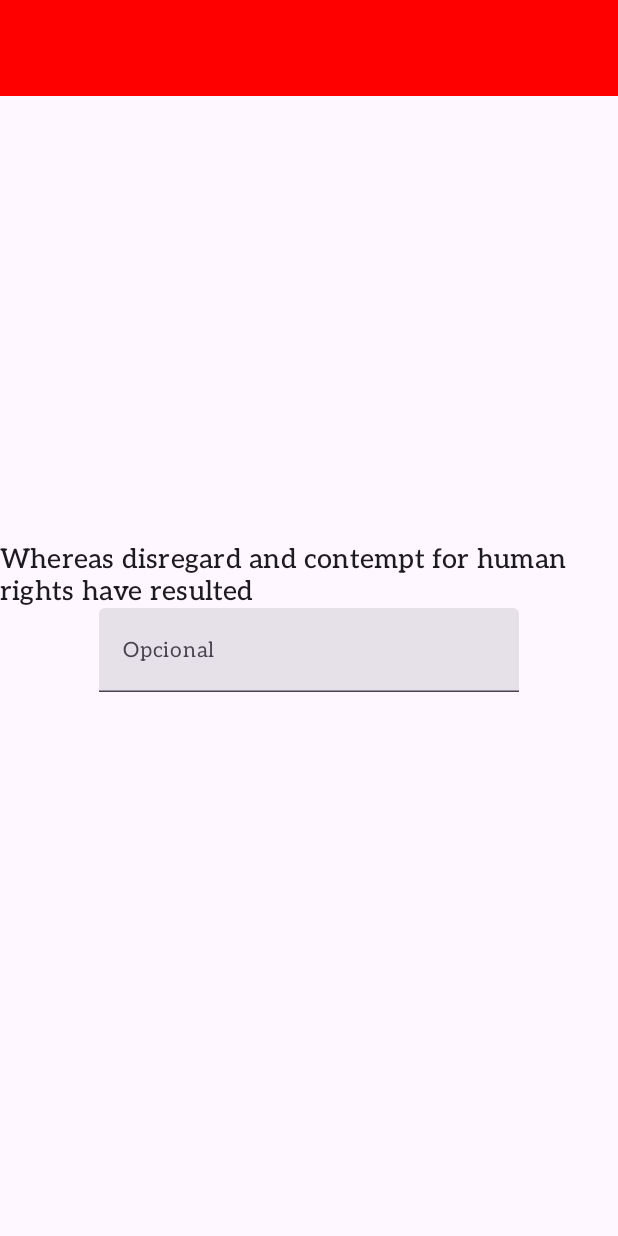
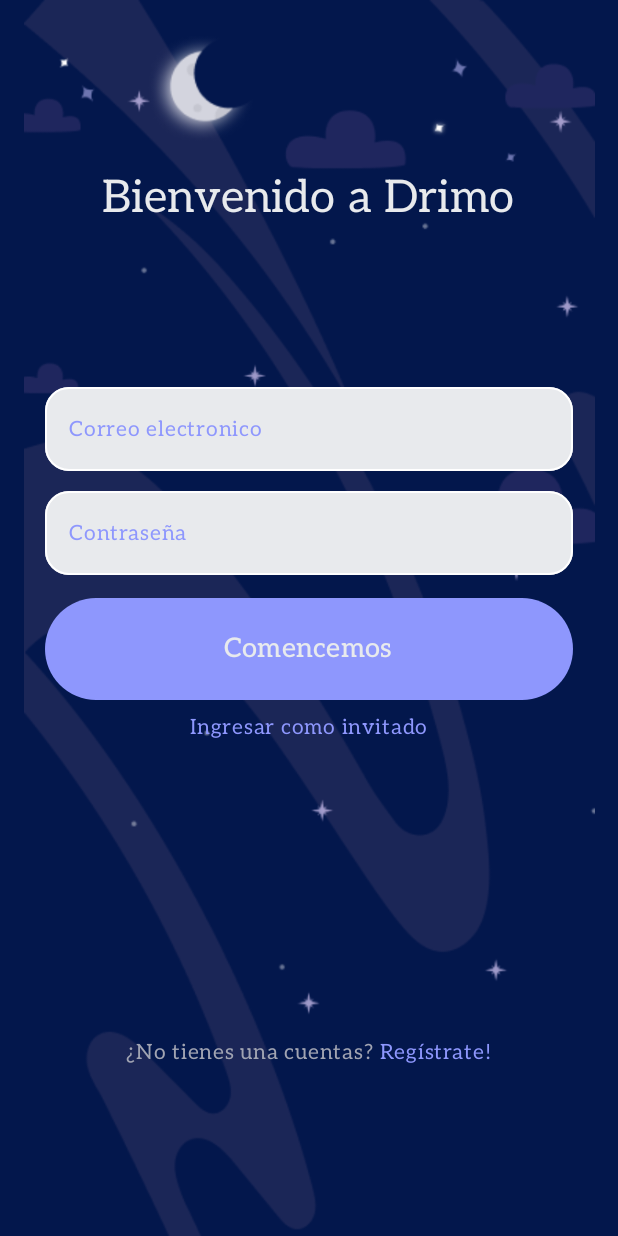
Before and after one commit to JulianRivers/drimo-app, an Android app built with Jetpack Compose: the screen it shows after launch (MainActivity), on a phone screen of 412 x 824 dp. Run offline under Robolectric (Android 15) with nearby library versions, the phone set to English and light mode, and no system bars.

Commit message:
feat:  login layout       - creation of base files for views       - theme implementation

```diff
--- a/app/src/main/java/com/drimo_app/MainActivity.kt
+++ b/app/src/main/java/com/drimo_app/MainActivity.kt
@@ -4,27 +4,19 @@ import android.os.Bundle
 import androidx.activity.ComponentActivity
 import androidx.activity.compose.setContent
 import androidx.activity.enableEdgeToEdge
-import androidx.compose.foundation.layout.fillMaxSize
-import androidx.compose.foundation.layout.padding
-import androidx.compose.material3.MaterialTheme
-import androidx.compose.material3.Scaffold
 import androidx.compose.material3.Text
 import androidx.compose.runtime.Composable
 import androidx.compose.ui.Modifier
 import androidx.compose.ui.tooling.preview.Preview
 import com.drimo_app.navigation.NavManager
-import com.drimo_app.ui.theme.AppTypography
-import com.drimo_app.ui.theme.Drimo_appTheme
-import com.drimo_app.views.HomeView
+import com.drimo_app.ui.theme.DrimoAppTheme
 
 class MainActivity : ComponentActivity() {
     override fun onCreate(savedInstanceState: Bundle?) {
         super.onCreate(savedInstanceState)
         enableEdgeToEdge()
         setContent {
-            MaterialTheme(
-                typography = AppTypography,
-            ) {
+            DrimoAppTheme () {
                 NavManager()
             }
         }
@@ -38,11 +30,3 @@ fun Greeting(name: String, modifier: Modifier = Modifier) {
         modifier = modifier
     )
 }
-
-@Preview(showBackground = true)
-@Composable
-fun GreetingPreview() {
-    Drimo_appTheme {
-        Greeting("Android")
-    }
-}
--- a/app/src/main/java/com/drimo_app/components/BodyComponents.kt
+++ b/app/src/main/java/com/drimo_app/components/BodyComponents.kt
@@ -2,11 +2,18 @@ package com.drimo_app.components
 
 import androidx.compose.foundation.layout.Spacer
 import androidx.compose.foundation.layout.height
+import androidx.compose.foundation.layout.width
 import androidx.compose.runtime.Composable
 import androidx.compose.ui.Modifier
+import androidx.compose.ui.unit.Dp
 import androidx.compose.ui.unit.dp
 
 @Composable
-fun Space(){
-    Spacer(modifier = Modifier.height(10.dp))
+fun SpaceH(size: Dp = 5.dp){
+    Spacer(modifier = Modifier.height(size))
 }
+
+@Composable
+fun SpaceW(size: Dp = 5.dp){
+    Spacer(modifier = Modifier.width(size))
+}
--- a/app/src/main/java/com/drimo_app/components/Botones.kt
+++ b/app/src/main/java/com/drimo_app/components/Botones.kt
@@ -1 +1,33 @@
 package com.drimo_app.components
+
+import androidx.compose.foundation.layout.fillMaxWidth
+import androidx.compose.foundation.layout.padding
+import androidx.compose.material3.Button
+import androidx.compose.material3.ButtonDefaults
+import androidx.compose.material3.MaterialTheme
+import androidx.compose.material3.Text
+import androidx.compose.runtime.Composable
+import androidx.compose.ui.Modifier
+import androidx.compose.ui.graphics.Color
+import androidx.compose.ui.unit.dp
+
+@Composable
+fun MainButton(
+    text: String,
+    color: Color = MaterialTheme.colorScheme.primary,
+    onClick: () -> Unit,
+    enabled: Boolean = true,
+    modifierText: Modifier = Modifier,
+    modifierButton: Modifier = Modifier
+
+) {
+    Button(
+        onClick = onClick, enabled = enabled,
+        colors = ButtonDefaults.buttonColors(
+            containerColor = color
+        ),
+        modifier = modifierButton
+    ) {
+        Text(text = text, style = MaterialTheme.typography.titleLarge, modifier = modifierText)
+    }
+}
--- /dev/null
+++ b/app/src/main/java/com/drimo_app/components/Inputs.kt
@@ -0,0 +1,67 @@
+package com.drimo_app.components
+
+import androidx.compose.foundation.layout.fillMaxWidth
+import androidx.compose.foundation.layout.padding
+import androidx.compose.foundation.shape.RoundedCornerShape
+import androidx.compose.foundation.text.KeyboardOptions
+import androidx.compose.material3.ExperimentalMaterial3Api
+import androidx.compose.material3.MaterialTheme
+import androidx.compose.material3.OutlinedTextField
+import androidx.compose.material3.OutlinedTextFieldDefaults
+import androidx.compose.material3.Text
+import androidx.compose.runtime.Composable
+import androidx.compose.ui.Modifier
+import androidx.compose.ui.graphics.Color
+import androidx.compose.ui.text.input.KeyboardCapitalization
+import androidx.compose.ui.text.input.KeyboardType
+import androidx.compose.ui.text.input.PasswordVisualTransformation
+import androidx.compose.ui.text.input.VisualTransformation
+import androidx.compose.ui.unit.dp
+
+@Composable
+fun MainTextField(
+    value: String,
+    onValueChange: (String) -> Unit,
+    label: String, keyboardType: KeyboardType = KeyboardType.Text,
+    maxLength: Int = 255,
+    validator: ((String) -> String?)? = null,
+    singleLine: Boolean = true,
+    visualTransformation: VisualTransformation = VisualTransformation. None
+) {
+    OutlinedTextField(
+        value = value,
+        onValueChange = {
+            if (it.length <= maxLength) {
+                onValueChange(it)
+            }
+        },
+        label = { Text(text = label, style = MaterialTheme.typography.bodyLarge) },
+        keyboardOptions = KeyboardOptions(keyboardType = keyboardType),
+        modifier = Modifier
+            .fillMaxWidth()
+            .padding(horizontal = 30.dp),
+        shape = RoundedCornerShape(16.dp),
+        colors = OutlinedTextFieldDefaults.colors(
+            focusedTextColor = MaterialTheme.colorScheme.background,
+            unfocusedTextColor = MaterialTheme.colorScheme.secondary,
+            unfocusedLabelColor = MaterialTheme.colorScheme.primary,
+            focusedLabelColor = MaterialTheme.colorScheme.onPrimary,
+
+            focusedContainerColor = MaterialTheme.colorScheme.onPrimary,
+            unfocusedContainerColor = MaterialTheme.colorScheme.onPrimary,
+
+            disabledContainerColor = MaterialTheme.colorScheme.onPrimary,
+
+            errorContainerColor = MaterialTheme.colorScheme.onPrimary,
+            errorTextColor = MaterialTheme.colorScheme.background,
+            errorBorderColor = MaterialTheme.colorScheme.error,
+
+            focusedBorderColor = Color.Transparent,
+            unfocusedBorderColor = Color.White,
+        ),
+        isError = validator != null,
+        singleLine = singleLine,
+        visualTransformation = visualTransformation,
+    )
+
+}
--- a/app/src/main/java/com/drimo_app/navigation/NavManager.kt
+++ b/app/src/main/java/com/drimo_app/navigation/NavManager.kt
@@ -1,28 +1,28 @@
 package com.drimo_app.navigation
 
 import androidx.compose.runtime.Composable
-import androidx.navigation.NavType
 import androidx.navigation.compose.NavHost
 import androidx.navigation.compose.composable
 import androidx.navigation.compose.rememberNavController
-import androidx.navigation.navArgument
-import com.drimo_app.views.HomeView
+import com.example.botoneapp.views.inicio.LoginView
 
 @Composable
 fun NavManager(){
     val navController = rememberNavController()
-    NavHost(navController=navController, startDestination = "Home"){
-        composable(route = "Home") {
-            HomeView(navController)
+    NavHost(navController=navController, startDestination = "Login"){
+        composable(route = "Login") {
+            LoginView(navController)
         }
-        composable(route = "Detail/{id}/?{opcional}", arguments = listOf(
-            navArgument("id"){type  = NavType.IntType},
-            navArgument("opcional"){type  = NavType.StringType}
 
-        )) {
-            val id = it.arguments?.getInt("id") ?: 0
-            val opcional = it.arguments?.getString("opcional")
-            //DetailView(navController, id, opcional)
-        }
+        //ejemplo de navegación con deep links
+//        composable(route = "Detail/{id}/?{opcional}", arguments = listOf(
+//            navArgument("id"){type  = NavType.IntType},
+//            navArgument("opcional"){type  = NavType.StringType}
+//
+//        )) {
+//            val id = it.arguments?.getInt("id") ?: 0
+//            val opcional = it.arguments?.getString("opcional")
+//            //DetailView(navController, id, opcional)
+//        }
     }
 }
--- a/app/src/main/java/com/drimo_app/ui/theme/Theme.kt
+++ b/app/src/main/java/com/drimo_app/ui/theme/Theme.kt
@@ -13,7 +13,7 @@ import androidx.compose.ui.platform.LocalContext
 
 private val DarkColorScheme = darkColorScheme(
     primary = LightPurple,
-    secondary = MidnightBlue,
+    secondary = LightGrey,
     background = DarkBlue,
     surface = DarkBlue,
     onPrimary = White,
@@ -24,13 +24,14 @@ private val DarkColorScheme = darkColorScheme(
 
 private val LightColorScheme = lightColorScheme(
     primary = LightPurple,
-    secondary = MidnightBlue,
-    background = White,
-    surface = LightGrey,
+    secondary = LightGrey,
+    background = DarkBlue,
+    surface = DarkBlue,
     onPrimary = White,
-    onSecondary = DarkBlue,
-    onBackground = DarkBlue,
-    onSurface = DarkBlue
+    onSecondary = White,
+    onBackground = White,
+    onSurface = White,
+
 
     /* Other default colors to override
     background = Color(0xFFFFFBFE),
@@ -44,7 +45,7 @@ private val LightColorScheme = lightColorScheme(
 )
 
 @Composable
-fun Drimo_appTheme(
+fun DrimoAppTheme(
     darkTheme: Boolean = isSystemInDarkTheme(),
     // Dynamic color is available on Android 12+
     dynamicColor: Boolean = true,
--- a/app/src/main/java/com/drimo_app/views/HomeView.kt
+++ /dev/null
@@ -1,61 +0,0 @@
-package com.drimo_app.views
-
-import android.annotation.SuppressLint
-import androidx.compose.foundation.layout.Arrangement
-import androidx.compose.foundation.layout.Column
-import androidx.compose.foundation.layout.fillMaxSize
-import androidx.compose.material3.CenterAlignedTopAppBar
-import androidx.compose.material3.ExperimentalMaterial3Api
-import androidx.compose.material3.MaterialTheme
-import androidx.compose.material3.Scaffold
-import androidx.compose.material3.Text
-import androidx.compose.material3.TextField
-import androidx.compose.material3.TopAppBarDefaults
-import androidx.compose.runtime.Composable
-import androidx.compose.runtime.getValue
-import androidx.compose.runtime.mutableStateOf
-import androidx.compose.runtime.remember
-import androidx.compose.runtime.setValue
-import androidx.compose.ui.Alignment
-import androidx.compose.ui.Modifier
-import androidx.compose.ui.graphics.Color
-import androidx.navigation.NavController
-
-
-@OptIn(ExperimentalMaterial3Api::class)
-@SuppressLint("UnusedMaterial3ScaffoldPaddingParameter")
-@Composable
-fun HomeView(navController: NavController){
-    Scaffold(
-        topBar = {
-            CenterAlignedTopAppBar(
-                title = {
-//                    TitleBar(name = "Home view")
-                },
-                colors = TopAppBarDefaults.centerAlignedTopAppBarColors(
-                    containerColor = Color.Red
-                )
-            )
-        },
-        floatingActionButton = {
-//            ActionButton()
-        }
-    ) {
-        ContentHomeView(navController)
-    }
-}
-
-@Composable
-fun ContentHomeView(navController: NavController){
-    var opcional by remember { mutableStateOf("") }
-    Column(
-        modifier = Modifier.fillMaxSize(),
-        verticalArrangement = Arrangement.Center,
-        horizontalAlignment = Alignment.CenterHorizontally
-    ){
-        Text(text = "Whereas disregard and contempt for human rights have resulted",  style = MaterialTheme.typography.titleLarge)
-
-        TextField(value = opcional, onValueChange = {opcional=it}, label = { Text(text = "Opcional") })
-
-    }
-}
--- /dev/null
+++ b/app/src/main/java/com/drimo_app/views/blog/BlogView.kt
@@ -0,0 +1 @@
+package com.example.botoneapp.views.blog
--- /dev/null
+++ b/app/src/main/java/com/drimo_app/views/ciclos/CiclosView.kt
@@ -0,0 +1 @@
+package com.example.botoneapp.views.ciclos
--- /dev/null
+++ b/app/src/main/java/com/drimo_app/views/inicio/LoginView.kt
@@ -0,0 +1,102 @@
+package com.example.botoneapp.views.inicio
+
+import android.annotation.SuppressLint
+import androidx.compose.foundation.Image
+import androidx.compose.foundation.layout.Arrangement
+import androidx.compose.foundation.layout.Box
+import androidx.compose.foundation.layout.Column
+import androidx.compose.foundation.layout.Row
+import androidx.compose.foundation.layout.fillMaxSize
+import androidx.compose.foundation.layout.fillMaxWidth
+import androidx.compose.foundation.layout.padding
+import androidx.compose.material3.MaterialTheme
+import androidx.compose.material3.Scaffold
+import androidx.compose.material3.Text
+import androidx.compose.runtime.Composable
+import androidx.compose.runtime.getValue
+import androidx.compose.runtime.mutableStateOf
+import androidx.compose.runtime.remember
+import androidx.compose.runtime.setValue
+import androidx.compose.ui.Alignment
+import androidx.compose.ui.Modifier
+import androidx.compose.ui.res.painterResource
+import androidx.compose.ui.text.input.KeyboardType
+import androidx.compose.ui.text.input.PasswordVisualTransformation
+import androidx.compose.ui.unit.dp
+import androidx.navigation.NavController
+import com.drimo_app.R
+import com.drimo_app.components.MainButton
+import com.drimo_app.components.MainTextField
+import com.drimo_app.components.SpaceH
+
+@SuppressLint("UnusedMaterial3ScaffoldPaddingParameter")
+@Composable
+fun LoginView(navController: NavController) {
+    Scaffold() {
+        ContentLoginView(navController)
+    }
+}
+
+@Composable
+fun ContentLoginView(navController: NavController) {
+    var correo by remember { mutableStateOf("") }
+    var password by remember { mutableStateOf("") }
+
+    Box(modifier = Modifier.fillMaxSize()) {
+        Image(
+            painter = painterResource(id = R.drawable.background), // Reemplaza con tu imagen
+            contentDescription = null,
+            modifier = Modifier.fillMaxSize()
+        )
+        Column(
+            modifier = Modifier.fillMaxSize(),
+            verticalArrangement = Arrangement.Center,
+            horizontalAlignment = Alignment.CenterHorizontally
+        ) {
+            Text(text = "Bienvenido a Drimo", style = MaterialTheme.typography.headlineMedium)
+            SpaceH(size = 100.dp)
+            MainTextField(
+                value = correo,
+                onValueChange = { correo = it },
+                label = "Correo electronico",
+                keyboardType = KeyboardType.Email
+            )
+            SpaceH()
+            MainTextField(
+                value = password,
+                onValueChange = { password = it },
+                label = "Contraseña",
+                keyboardType = KeyboardType.Password,
+                visualTransformation = PasswordVisualTransformation(),
+            )
+            SpaceH(size = 15.dp)
+            MainButton(
+                text = "Comencemos", onClick = {},
+                modifierButton = Modifier
+                    .fillMaxWidth()
+                    .padding(horizontal = 30.dp),
+                modifierText = Modifier
+                    .padding(vertical = 15.dp)
+            )
+            SpaceH(size = 10.dp)
+            Text(
+                text = "Ingresar como invitado",
+                color = MaterialTheme.colorScheme.primary,
+                style = MaterialTheme.typography.bodyLarge
+            )
+            SpaceH(size = 200.dp)
+            Row {
+                Text(
+                    text = "¿No tienes una cuentas? ",
+                    color = MaterialTheme.colorScheme.secondary,
+                    style = MaterialTheme.typography.bodyLarge
+                )
+                Text(
+                    text = "Regístrate!",
+                    color = MaterialTheme.colorScheme.primary,
+                    style = MaterialTheme.typography.bodyLarge
+                )
+            }
+        }
+    }
+}
--- /dev/null
+++ b/app/src/main/java/com/drimo_app/views/inicio/RegistroView.kt
@@ -0,0 +1 @@
+package com.example.botoneapp.views.inicio
--- /dev/null
+++ b/app/src/main/java/com/drimo_app/views/patrones/PatronesView.kt
@@ -0,0 +1 @@
+package com.example.botoneapp.views.patrones
--- /dev/null
+++ b/app/src/main/java/com/drimo_app/views/sueños/AgregarSueñosView.kt
@@ -0,0 +1 @@
+package com.example.botoneapp.views.sueños
--- /dev/null
+++ b/app/src/main/java/com/drimo_app/views/sueños/EditarSueñosView.kt
@@ -0,0 +1 @@
+package com.example.botoneapp.views.sueños
--- /dev/null
+++ b/app/src/main/java/com/drimo_app/views/sueños/SueñosView.kt
@@ -0,0 +1 @@
+package com.example.botoneapp.views.sueños
```
Also changed, not shown: app/src/main/res/drawable/background.png (added).
